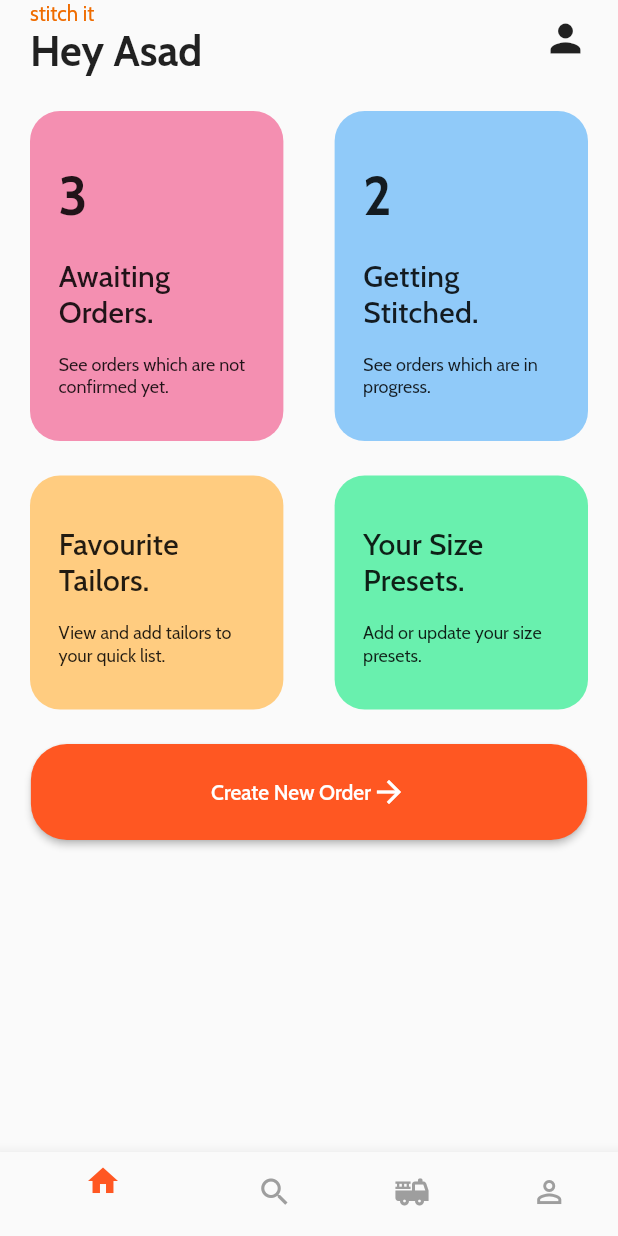
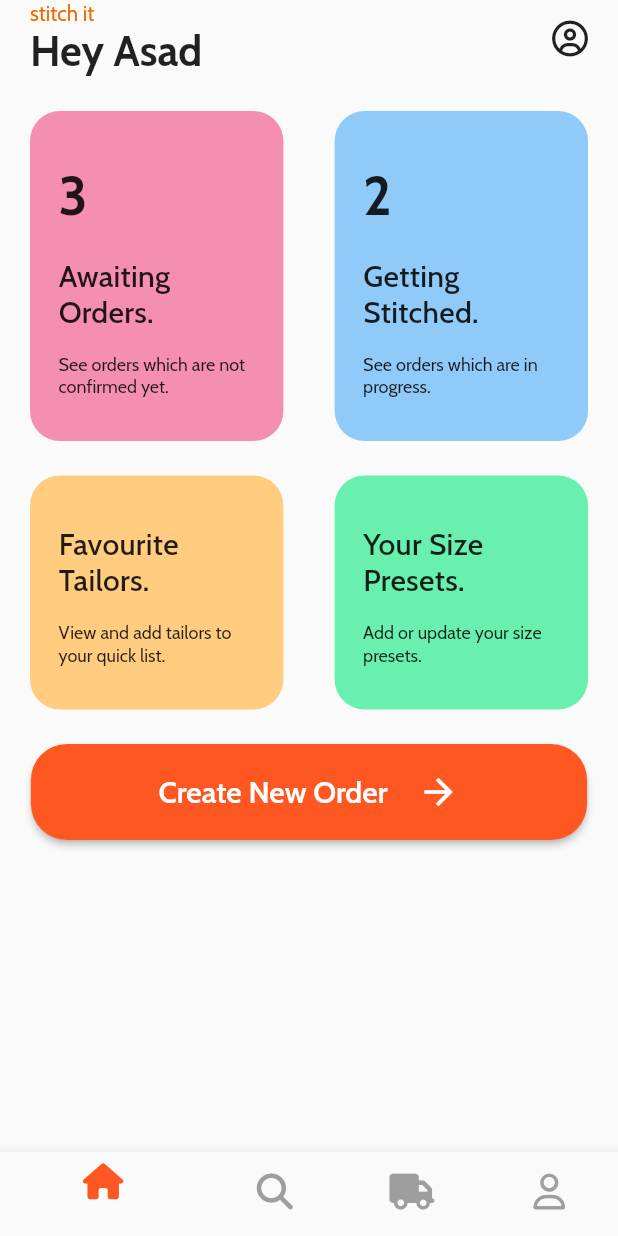
Before and after one commit to RipeSeed/stitch-it-asadullahtariq, a Flutter app: the Home screen opened directly, on a phone screen of 412 x 824 dp. Run offline on Flutter 3.47's test engine with Material 2 defaults, Android fonts, the phone set to English and light mode, and no system bars; our stand-ins replace font_awesome_flutter, google_fonts.

```diff
--- a/lib/StitchingDetail/ViewModals/view_modal_stitching.dart
+++ b/lib/StitchingDetail/ViewModals/view_modal_stitching.dart
@@ -7,7 +7,7 @@ class StitchingModal extends ChangeNotifier {
   String _stitchingDuration = '';
   String _stitchingPrice = '';
   String _stitchingTailer = '';
-  int _stitchinStatus = 3;
+  int _stitchinStatus = 0;
 
   Map get stitchingDetail => {
         "stitichingFor": _stitchingFor,
--- a/lib/main.dart
+++ b/lib/main.dart
@@ -38,16 +38,15 @@ class MyApp extends StatelessWidget {
         primarySwatch: Colors.deepOrange,
         fontFamily: GoogleFonts.cabin().fontFamily,
       ),
-      initialRoute: MyRoutes.OrderPage,
+      initialRoute: MyRoutes.Home,
       routes: {
         MyRoutes.Home: (context) => const Home(),
         MyRoutes.Login: (context) => const Login(),
         MyRoutes.Splash: (context) => const Splash(),
         MyRoutes.TailerProfile: (context) => const TailerProfile(),
         MyRoutes.OrderPage: (context) => StitichingOrderPage(),
-        MyRoutes.StitchingOrderConfirm: (context) =>
-            const StitchingOrderConfirm()
       },
+
     );
   }
 }
--- a/lib/screens/Home.dart
+++ b/lib/screens/Home.dart
@@ -1,5 +1,6 @@
 // ignore: file_names
 import 'package:flutter/material.dart';
+import 'package:font_awesome_flutter/font_awesome_flutter.dart';
 import 'package:practice/utils/MyRoutes.dart';
 import 'package:practice/widgets/HomeOption.dart';
 
@@ -39,7 +40,7 @@ class _HomeState extends State<Home> {
                       )
                     ],
                   ),
-                  const Icon(Icons.person, size: 30)
+                  const FaIcon(FontAwesomeIcons.circleUser)
                 ],
               ),
             ),
@@ -102,9 +103,22 @@ class _HomeState extends State<Home> {
                 ),
                 child: Row(
                   mainAxisAlignment: MainAxisAlignment.center,
+                  crossAxisAlignment: CrossAxisAlignment.center,
                   children: const [
-                    Text("Create New Order"),
-                    Icon(Icons.arrow_forward)
+                    Text(
+                      "Create New Order",
+                      style: TextStyle(
+                          color: Colors.white,
+                          fontSize: 20,
+                          fontWeight: FontWeight.w600),
+                    ),
+                    SizedBox(
+                      width: 20,
+                    ),
+                    Icon(
+                      Icons.arrow_forward,
+                      size: 28,
+                    )
                   ],
                 ),
               ),
@@ -114,10 +128,12 @@ class _HomeState extends State<Home> {
       ),
       bottomNavigationBar: BottomNavigationBar(
         items: const [
-          BottomNavigationBarItem(icon: Icon(Icons.home), label: ""),
-          BottomNavigationBarItem(icon: Icon(Icons.search), label: ""),
-          BottomNavigationBarItem(icon: Icon(Icons.fire_truck), label: ""),
-          BottomNavigationBarItem(icon: Icon(Icons.person_outline), label: "")
+          BottomNavigationBarItem(
+              icon: FaIcon(FontAwesomeIcons.house), label: ""),
+          BottomNavigationBarItem(icon: FaIcon(FontAwesomeIcons.magnifyingGlass), label: ""),
+          BottomNavigationBarItem(
+              icon: FaIcon(FontAwesomeIcons.truck), label: ""),
+          BottomNavigationBarItem(icon: FaIcon(FontAwesomeIcons.user), label: "")
         ],
         currentIndex: _selectedIndex,
         selectedItemColor: Colors.deepOrange,
--- a/lib/widgets/OrderStatusWidget.dart
+++ b/lib/widgets/OrderStatusWidget.dart
@@ -25,7 +25,7 @@ class OrderStatusWidget extends StatelessWidget {
             child: Container(
               decoration: BoxDecoration(
                 color: current == index ? Colors.deepOrange[400] : null,
-                borderRadius: BorderRadius.circular(10),
+                borderRadius: BorderRadius.circular(18),
               ),
               child: Icon(
                 IconData(
@@ -36,7 +36,7 @@ class OrderStatusWidget extends StatelessWidget {
               ),
             ),
           ),
-          SizedBox(
+          const SizedBox(
             height: 4,
           ),
           Text(
--- a/pubspec.yaml
+++ b/pubspec.yaml
@@ -39,6 +39,7 @@ dependencies:
   flutter_staggered_grid_view: ^0.4.0
   google_fonts: ^3.0.1
   provider: ^6.0.4
+  font_awesome_flutter: ^10.2.1
 
 dev_dependencies:
   flutter_test:
```
Also changed, not shown: lib/screens/OrderPage.dart (+45 -4 lines), lib/screens/StitchingPrice.dart (+7 -4 lines), lib/screens/StitchingorderConfirm.dart (+31 -19 lines), lib/widgets/AlertDialog.dart (added, +63 -0 lines), lib/widgets/BottomSheet.dart (+6 -2 lines), pubspec.lock.
